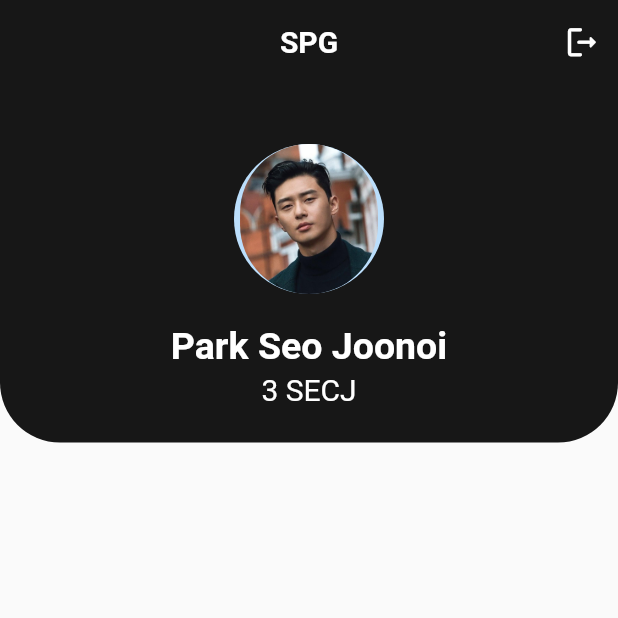
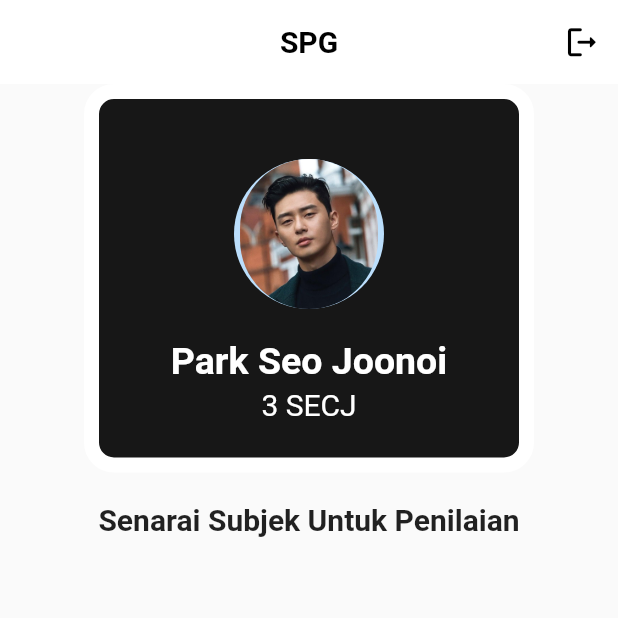
Before and after one commit to Sushi-Oriented/SistemPenilaianGuru, a Flutter app: the DashboardStudScreen screen opened directly, on a phone screen of 412 x 824 dp, the top half of it. Run offline on Flutter 3.47's test engine with Material 2 defaults, Android fonts, the phone set to English and light mode, and no system bars; our stand-ins replace flutter_signin_button.

Commit message:
Park Seo Noi

```diff
--- a/lib/screens/student/body.dart
+++ b/lib/screens/student/body.dart
@@ -18,27 +18,23 @@ class DashboardStudBody extends StatelessWidget {
   @override
   Widget build(BuildContext context) {
     return Scaffold(
-      appBar: CustomAppBar(
-        icon: Icon(Icons.logout_rounded),
-        pressed: () => {
-          // To be changed
-          Navigator.push(
-            context,
-            MaterialPageRoute(builder: (context) => WelcomeScreen()),
-          )
-        },
-      ),
       body: CustomScrollView(
         physics: ClampingScrollPhysics(),
         slivers: <Widget>[
           SliverToBoxAdapter(
             child: Container(
+              alignment: AlignmentDirectional.center,
+              child: Container(
+                width: 300,
                 padding: EdgeInsets.all(20.0),
                 decoration: BoxDecoration(
                   color: spgPrimaryColor,
+                  border: Border.all(color: Colors.white, width: 10),
                   borderRadius: BorderRadius.only(
-                  bottomLeft: Radius.circular(40.0),
-                  bottomRight: Radius.circular(40.0),
+                    bottomLeft: Radius.circular(20.0),
+                    bottomRight: Radius.circular(20.0),
+                    topLeft: Radius.circular(20.0),
+                    topRight: Radius.circular(20.0),
                   ),
                 ),
                 child: Column(
@@ -68,13 +64,30 @@ class DashboardStudBody extends StatelessWidget {
                           height: 30.0,
                         ),
                         UserInfo(
-                        text: "3 SECJ",
-                      ) // Kelas Pelajar
+                          text: "3 SECJ", // Kelas Pelajar
+                        )
                       ],
                     )
                   ],
                 ),
               ),
+            ),
+          ),
+          SliverToBoxAdapter(
+            child: Container(
+                padding: const EdgeInsets.all(20.0),
+                child: Column(
+                  crossAxisAlignment: CrossAxisAlignment.center,
+                  children: <Widget>[
+                    Text(
+                      "Senarai Subjek Untuk Penilaian",
+                      style: const TextStyle(
+                        fontSize: 20.0,
+                        fontWeight: FontWeight.w600,
+                      ),
+                    )
+                  ],
+                )),
           )
         ],
       ),
--- a/lib/screens/student/components/custom_app_bar.dart
+++ b/lib/screens/student/components/custom_app_bar.dart
@@ -18,15 +18,15 @@ class CustomAppBar extends StatelessWidget with PreferredSizeWidget {
     return Scaffold(
       appBar: AppBar(
         centerTitle: true,
-        backgroundColor: spgPrimaryColor,
+        backgroundColor: Colors.white,
         automaticallyImplyLeading: false,
         elevation: 0.0,
         title: Text(
           'SPG',
-          style: TextStyle(
+          style: const TextStyle(
             fontWeight: FontWeight.bold,
             fontSize: 20,
-            color: Colors.white,
+            color: Colors.black,
           ),
         ),
         actions: <Widget>[
@@ -34,7 +34,7 @@ class CustomAppBar extends StatelessWidget with PreferredSizeWidget {
             icon: icon,
             iconSize: 25.0,
             onPressed: pressed,
-            color: Colors.white,
+            color: Colors.black,
           ),
         ],
       ),
--- a/lib/screens/student/dashboard_screen.dart
+++ b/lib/screens/student/dashboard_screen.dart
@@ -1,4 +1,6 @@
 import 'package:flutter/material.dart';
+import 'package:spg_test/screens/student/components/custom_app_bar.dart';
+import 'package:spg_test/screens/welcome/welcome_screen.dart';
 import 'body.dart';
 
 class DashboardStudScreen extends StatefulWidget {
@@ -16,6 +18,16 @@ class DashboardStudState extends State<DashboardStudScreen> {
       onWillPop: () => Future.value(false),
       child: SafeArea(
         child: Scaffold(
+          appBar: CustomAppBar(
+            icon: Icon(Icons.logout_rounded),
+            pressed: () => {
+              // To be changed
+              Navigator.push(
+                context,
+                MaterialPageRoute(builder: (context) => WelcomeScreen()),
+              )
+            },
+          ),
           body: DashboardStudBody(),
         ),
       ),
```
Lines whose indentation alone changed are shown as unchanged.
